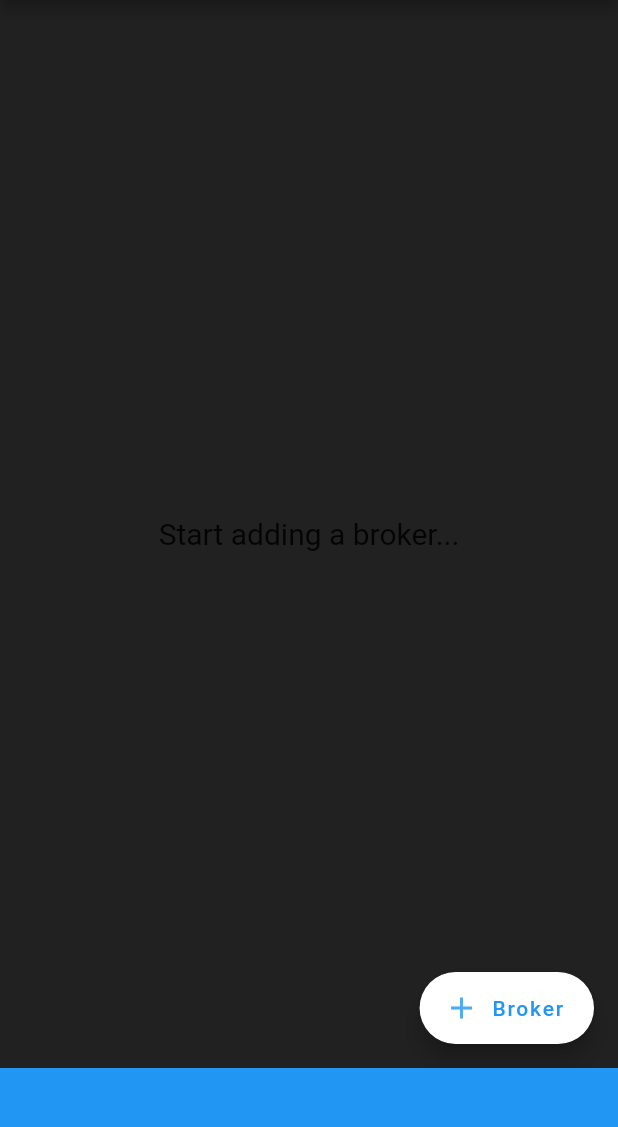
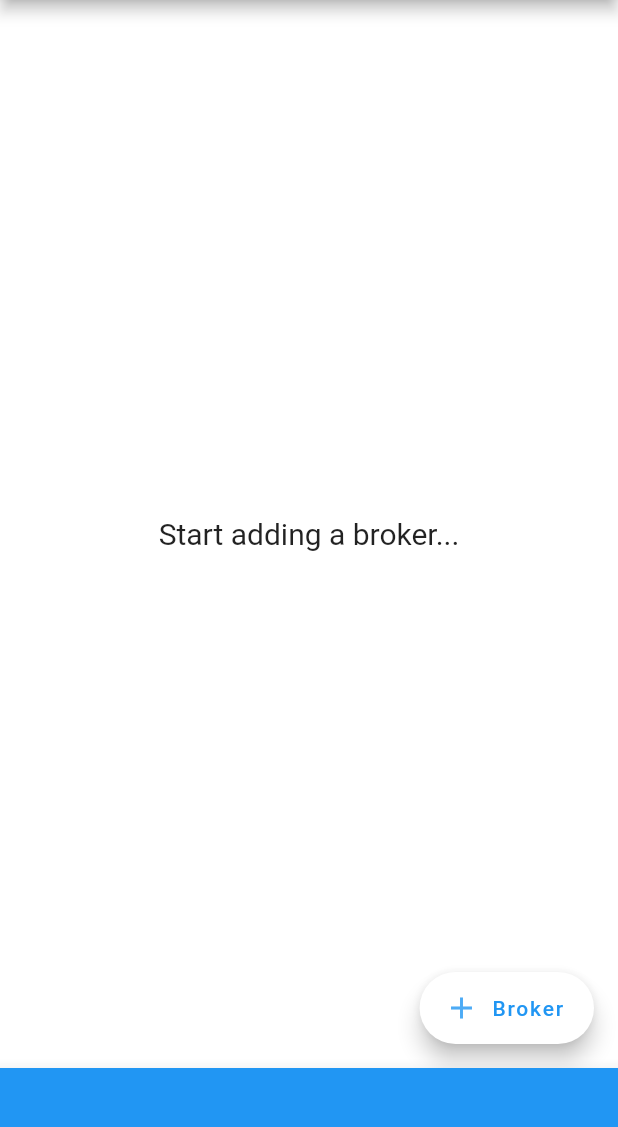
Before and after one commit to pierretdf/mqtt_flutter_app, a Flutter app: the screen it shows after launch, on a phone screen of 412 x 824 dp, the part 84-1211 px from its top. Run offline on Flutter 3.47's test engine with Material 2 defaults, Android fonts, the phone set to English and light mode, and no system bars; our stand-ins replace bloc, equatable, flutter_bloc, google_maps_flutter, sqflite, syncfusion_flutter_gauges; missing offline and left inert: mqtt_client; accounts and stored records are empty.

Commit message:
ios update

```diff
--- a/lib/settings/app_theme.dart
+++ b/lib/settings/app_theme.dart
@@ -3,7 +3,7 @@ import 'package:flutter/material.dart';
 class AppTheme {
   static ThemeData get lightTheme => ThemeData(
         brightness: Brightness.light,
-        scaffoldBackgroundColor: Colors.grey.shade900,
+        scaffoldBackgroundColor: Colors.white,
         primaryColor: Colors.blue,
         iconTheme: IconThemeData(color: Colors.white, opacity: 0.8),
         buttonColor: Colors.white,
--- a/lib/settings/keys.dart
+++ b/lib/settings/keys.dart
@@ -33,12 +33,6 @@ class AppKeys {
 
   // Subscriptions
   static const subscriptionButton = Key('__subscriptionButton__');
-
-  // Stats
-  // static const statsCounter = Key('__statsCounter__');
-  // static const statsLoading = Key('__statsLoading__');
-  // static const statsNumActive = Key('__statsActiveItems__');
-  // static const statsNumCompleted = Key('__statsCompletedItems__');
 
   // Broker Details Screen
   static const editBrokerFab = Key('__editBrokerFab__');
```
Also changed, not shown: pubspec.lock, 6 other files.
